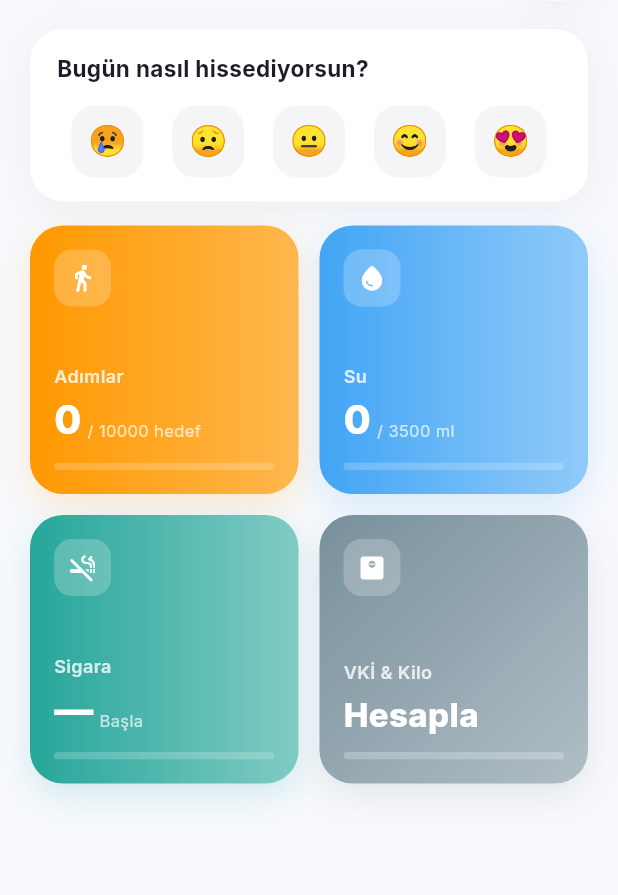
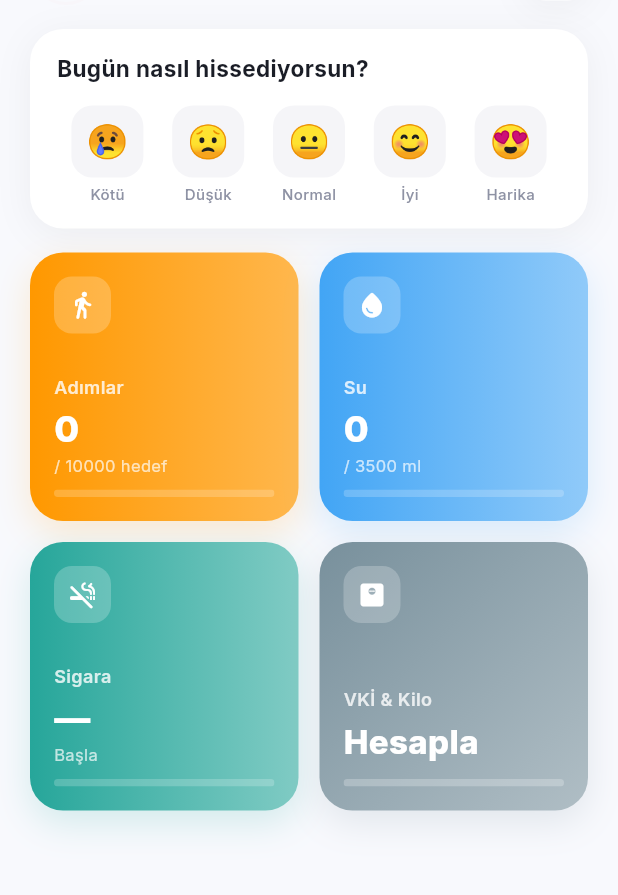
Before and after one commit to hipokrat-dev/kalp-sagligi, a Flutter app: the HomeScreen screen opened directly, on a phone screen of 412 x 824 dp, the part 85-980 px from its top. Run offline on Flutter 3.47's test engine with Material 3 defaults, Android fonts, the phone set to English and light mode, and no system bars; our stand-ins replace audioplayers, flutter_local_notifications, google_fonts, shared_preferences, timezone, vibration; missing offline and left inert: health; accounts and stored records are empty.

Commit message:
Overflow hatalarını düzelt
- Emoji kutuları sabit 48px boyutta, seçimde boyut değişmez
- Label her zaman kutunun altında gösterilir (Column yapısı)
- Grid kartlarında value ve subtitle ayrı satırlara taşındı
- maxLines: 1 ve TextOverflow.ellipsis ile taşma önlendi
- VKİ kartında Row yerine dikey yerleşim kullanıldı

Co-Authored-By: Claude Opus 4.6 (1M context) <noreply@anthropic.com>

```diff
--- a/lib/screens/home_screen.dart
+++ b/lib/screens/home_screen.dart
@@ -410,23 +410,13 @@ class _GridCardState extends State<_GridCard> with SingleTickerProviderStateMixi
             Text(widget.title,
                 style: GoogleFonts.inter(color: Colors.white.withValues(alpha: 0.8), fontSize: 12, fontWeight: FontWeight.w600)),
             const SizedBox(height: 2),
-            Row(
-              crossAxisAlignment: CrossAxisAlignment.end,
-              children: [
-                Flexible(
-                  child: Text(widget.value,
-                      style: GoogleFonts.inter(color: Colors.white, fontSize: 26, fontWeight: FontWeight.w800),
-                      overflow: TextOverflow.ellipsis),
-                ),
-                const SizedBox(width: 4),
-                Padding(
-                  padding: const EdgeInsets.only(bottom: 3),
-                  child: Text(widget.subtitle,
-                      style: GoogleFonts.inter(color: Colors.white.withValues(alpha: 0.7), fontSize: 11)),
-                ),
-              ],
-            ),
-            const SizedBox(height: 10),
+            Text(widget.value,
+                style: GoogleFonts.inter(color: Colors.white, fontSize: 24, fontWeight: FontWeight.w800),
+                overflow: TextOverflow.ellipsis, maxLines: 1),
+            Text(widget.subtitle,
+                style: GoogleFonts.inter(color: Colors.white.withValues(alpha: 0.7), fontSize: 11),
+                overflow: TextOverflow.ellipsis, maxLines: 1),
+            const SizedBox(height: 8),
             AnimatedBuilder(
               animation: _progressAnim,
               builder: (_, child) => ClipRRect(
@@ -514,24 +504,17 @@ class _BmiWeightCard extends StatelessWidget {
                 ],
               ),
               const SizedBox(height: 2),
-              Row(
-                crossAxisAlignment: CrossAxisAlignment.end,
-                children: [
               Text(bmi.toStringAsFixed(1),
-                      style: GoogleFonts.inter(color: Colors.white, fontSize: 26, fontWeight: FontWeight.w800)),
-                  const SizedBox(width: 4),
-                  Padding(
-                    padding: const EdgeInsets.only(bottom: 3),
-                    child: Text(
+                  style: GoogleFonts.inter(color: Colors.white, fontSize: 24, fontWeight: FontWeight.w800),
+                  overflow: TextOverflow.ellipsis, maxLines: 1),
+              Text(
                 hasTarget
-                          ? (toGo > 0 ? '-${toGo.toStringAsFixed(1)} kg' : 'Hedefe ulaştın!')
+                    ? (toGo > 0 ? '-${toGo.toStringAsFixed(1)} kg kaldı' : 'Hedefe ulaştın!')
                     : '${weight.toStringAsFixed(0)} kg',
                 style: GoogleFonts.inter(color: Colors.white.withValues(alpha: 0.7), fontSize: 11),
+                overflow: TextOverflow.ellipsis, maxLines: 1,
               ),
-                  ),
-                ],
-              ),
-              const SizedBox(height: 10),
+              const SizedBox(height: 8),
               // Progress bar
               ClipRRect(
                 borderRadius: BorderRadius.circular(4),
@@ -661,43 +644,46 @@ class _MoodCardState extends State<_MoodCard> with SingleTickerProviderStateMixi
                   mainAxisAlignment: MainAxisAlignment.spaceAround,
                   children: List.generate(5, (i) {
                     final isSelected = widget.todayMood == i;
+                    final moodColor = _moods[i]['color'] as Color;
                     return GestureDetector(
                       onTap: () => widget.onMoodSelected(i),
-                      child: AnimatedContainer(
+                      child: Column(
+                        mainAxisSize: MainAxisSize.min,
+                        children: [
+                          AnimatedContainer(
                             duration: const Duration(milliseconds: 250),
-                        curve: Curves.easeOutBack,
-                        width: isSelected ? 56 : 48,
-                        height: isSelected ? 56 : 48,
+                            curve: Curves.easeOut,
+                            width: 48,
+                            height: 48,
                             decoration: BoxDecoration(
                               color: isSelected
-                              ? (_moods[i]['color'] as Color).withValues(alpha: 0.15)
+                                  ? moodColor.withValues(alpha: 0.15)
                                   : const Color(0xFFF5F5F8),
-                          borderRadius: BorderRadius.circular(16),
+                              borderRadius: BorderRadius.circular(14),
                               border: isSelected
-                              ? Border.all(color: (_moods[i]['color'] as Color).withValues(alpha: 0.4), width: 2)
+                                  ? Border.all(color: moodColor.withValues(alpha: 0.5), width: 2)
                                   : null,
                               boxShadow: isSelected
-                              ? [BoxShadow(color: (_moods[i]['color'] as Color).withValues(alpha: 0.2), blurRadius: 8, offset: const Offset(0, 3))]
+                                  ? [BoxShadow(color: moodColor.withValues(alpha: 0.2), blurRadius: 8, offset: const Offset(0, 3))]
                                   : null,
                             ),
-                        child: Column(
-                          mainAxisAlignment: MainAxisAlignment.center,
-                          children: [
-                            Text(
+                            child: Center(
+                              child: Text(
                                 _moods[i]['emoji'] as String,
-                              style: TextStyle(fontSize: isSelected ? 22 : 20),
+                                style: const TextStyle(fontSize: 22),
                               ),
-                            if (isSelected)
+                            ),
+                          ),
+                          const SizedBox(height: 4),
                           Text(
                             _moods[i]['label'] as String,
                             style: GoogleFonts.inter(
-                                  fontSize: 8,
-                                  fontWeight: FontWeight.w700,
-                                  color: _moods[i]['color'] as Color,
+                              fontSize: 10,
+                              fontWeight: isSelected ? FontWeight.w700 : FontWeight.w500,
+                              color: isSelected ? moodColor : AppTheme.textLight,
                             ),
                           ),
                         ],
-                        ),
                       ),
                     );
                   }),
```
Lines whose indentation alone changed are shown as unchanged.
